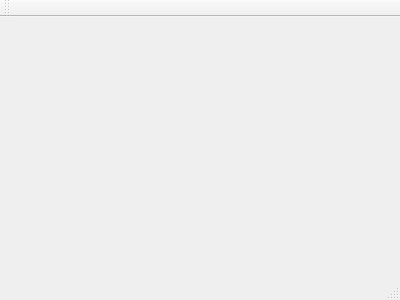
Above: DocumentTranslator/smarttranslator.ui from MinbinGong/QtProjects before the change. Below: the same form after it.
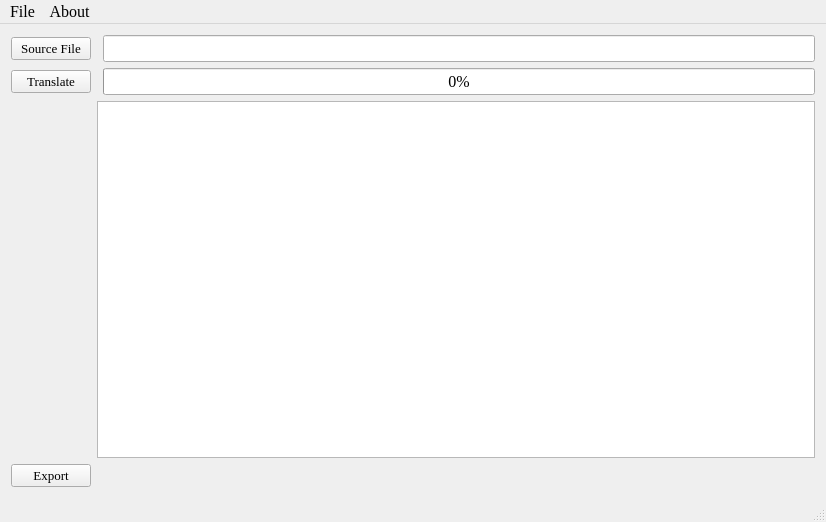
That is the form after the change.

Commit message: Update UI code Changes to be committed: 	modified:   DocumentTranslator/DocumentTranslator.pro.user 	modified:   DocumentTranslator/smarttranslator.h 	modified:   DocumentTranslator/smarttranslator.ui

The edit to the form file:
```diff
--- a/DocumentTranslator/smarttranslator.ui
+++ b/DocumentTranslator/smarttranslator.ui
@@ -1,24 +1,194 @@
 <ui version="4.0">
  <class>SmartTranslator</class>
- <widget class="QMainWindow" name="SmartTranslator" >
-  <property name="geometry" >
+ <widget class="QMainWindow" name="SmartTranslator">
+  <property name="geometry">
    <rect>
     <x>0</x>
     <y>0</y>
-    <width>400</width>
-    <height>300</height>
+    <width>826</width>
+    <height>522</height>
    </rect>
   </property>
-  <property name="windowTitle" >
+  <property name="font">
+   <font>
+    <family>Times New Roman</family>
+    <pointsize>12</pointsize>
+   </font>
+  </property>
+  <property name="windowTitle">
    <string>SmartTranslator</string>
   </property>
-  <widget class="QMenuBar" name="menuBar" />
-  <widget class="QToolBar" name="mainToolBar" />
-  <widget class="QWidget" name="centralWidget" />
-  <widget class="QStatusBar" name="statusBar" />
+  <widget class="QWidget" name="centralWidget">
+   <layout class="QGridLayout" name="gridLayout_2">
+    <item row="2" column="2">
+     <widget class="QProgressBar" name="progressBar">
+      <property name="sizePolicy">
+       <sizepolicy hsizetype="MinimumExpanding" vsizetype="Fixed">
+        <horstretch>0</horstretch>
+        <verstretch>0</verstretch>
+       </sizepolicy>
+      </property>
+      <property name="value">
+       <number>0</number>
+      </property>
+     </widget>
+    </item>
+    <item row="0" column="0">
+     <widget class="QPushButton" name="buttonSrc">
+      <property name="sizePolicy">
+       <sizepolicy hsizetype="Preferred" vsizetype="Fixed">
+        <horstretch>0</horstretch>
+        <verstretch>0</verstretch>
+       </sizepolicy>
+      </property>
+      <property name="font">
+       <font>
+        <family>Times New Roman</family>
+        <pointsize>10</pointsize>
+       </font>
+      </property>
+      <property name="text">
+       <string>Source File</string>
+      </property>
+     </widget>
+    </item>
+    <item row="2" column="0">
+     <widget class="QPushButton" name="buttonTranslate">
+      <property name="sizePolicy">
+       <sizepolicy hsizetype="Preferred" vsizetype="Fixed">
+        <horstretch>0</horstretch>
+        <verstretch>0</verstretch>
+       </sizepolicy>
+      </property>
+      <property name="font">
+       <font>
+        <family>Times New Roman</family>
+        <pointsize>10</pointsize>
+       </font>
+      </property>
+      <property name="text">
+       <string>Translate</string>
+      </property>
+     </widget>
+    </item>
+    <item row="0" column="2">
+     <widget class="QLineEdit" name="lineEdit"/>
+    </item>
+    <item row="4" column="1" colspan="2">
+     <widget class="QTextBrowser" name="textBrowser"/>
+    </item>
+    <item row="5" column="0">
+     <widget class="QPushButton" name="pushButton">
+      <property name="font">
+       <font>
+        <pointsize>10</pointsize>
+       </font>
+      </property>
+      <property name="text">
+       <string>Export</string>
+      </property>
+     </widget>
+    </item>
+   </layout>
+  </widget>
+  <widget class="QMenuBar" name="menuBar">
+   <property name="geometry">
+    <rect>
+     <x>0</x>
+     <y>0</y>
+     <width>826</width>
+     <height>21</height>
+    </rect>
+   </property>
+   <widget class="QMenu" name="menuFile">
+    <property name="title">
+     <string>File</string>
+    </property>
+    <addaction name="actionNew"/>
+    <addaction name="actionOpen"/>
+    <addaction name="actionSave"/>
+    <addaction name="actionSaveAs"/>
+    <addaction name="actionRecent"/>
+    <addaction name="separator"/>
+    <addaction name="actionExit"/>
+   </widget>
+   <widget class="QMenu" name="menuAbout">
+    <property name="title">
+     <string>About</string>
+    </property>
+    <addaction name="actionHelp"/>
+    <addaction name="actionAbout"/>
+   </widget>
+   <addaction name="menuFile"/>
+   <addaction name="menuAbout"/>
+  </widget>
+  <widget class="QStatusBar" name="statusBar"/>
+  <action name="actionNew">
+   <property name="text">
+    <string>&amp;New</string>
+   </property>
+   <property name="shortcut">
+    <string>Ctrl+N</string>
+   </property>
+  </action>
+  <action name="actionOpen">
+   <property name="text">
+    <string>&amp;Open</string>
+   </property>
+   <property name="shortcut">
+    <string>Ctrl+O</string>
+   </property>
+  </action>
+  <action name="actionSave">
+   <property name="text">
+    <string>&amp;Save</string>
+   </property>
+   <property name="shortcut">
+    <string>Ctrl+S</string>
+   </property>
+  </action>
+  <action name="actionSaveAs">
+   <property name="text">
+    <string>&amp;SaveAs</string>
+   </property>
+   <property name="shortcut">
+    <string>Ctrl+Shift+S</string>
+   </property>
+  </action>
+  <action name="actionRecent">
+   <property name="text">
+    <string>&amp;Recent</string>
+   </property>
+   <property name="shortcut">
+    <string>Ctrl+Alt+R</string>
+   </property>
+  </action>
+  <action name="actionExit">
+   <property name="text">
+    <string>&amp;Exit</string>
+   </property>
+   <property name="shortcut">
+    <string>Ctrl+Q</string>
+   </property>
+  </action>
+  <action name="actionHelp">
+   <property name="text">
+    <string>&amp;Help</string>
+   </property>
+   <property name="shortcut">
+    <string>F1</string>
+   </property>
+  </action>
+  <action name="actionAbout">
+   <property name="text">
+    <string>&amp;About</string>
+   </property>
+   <property name="shortcut">
+    <string>F10</string>
+   </property>
+  </action>
  </widget>
- <layoutDefault spacing="6" margin="11" />
- <pixmapfunction></pixmapfunction>
+ <layoutdefault spacing="6" margin="11"/>
  <resources/>
  <connections/>
 </ui>
```
Left out of the diff: 1 changed line with no effect on the pictures. The commit also changes 2 other files.
